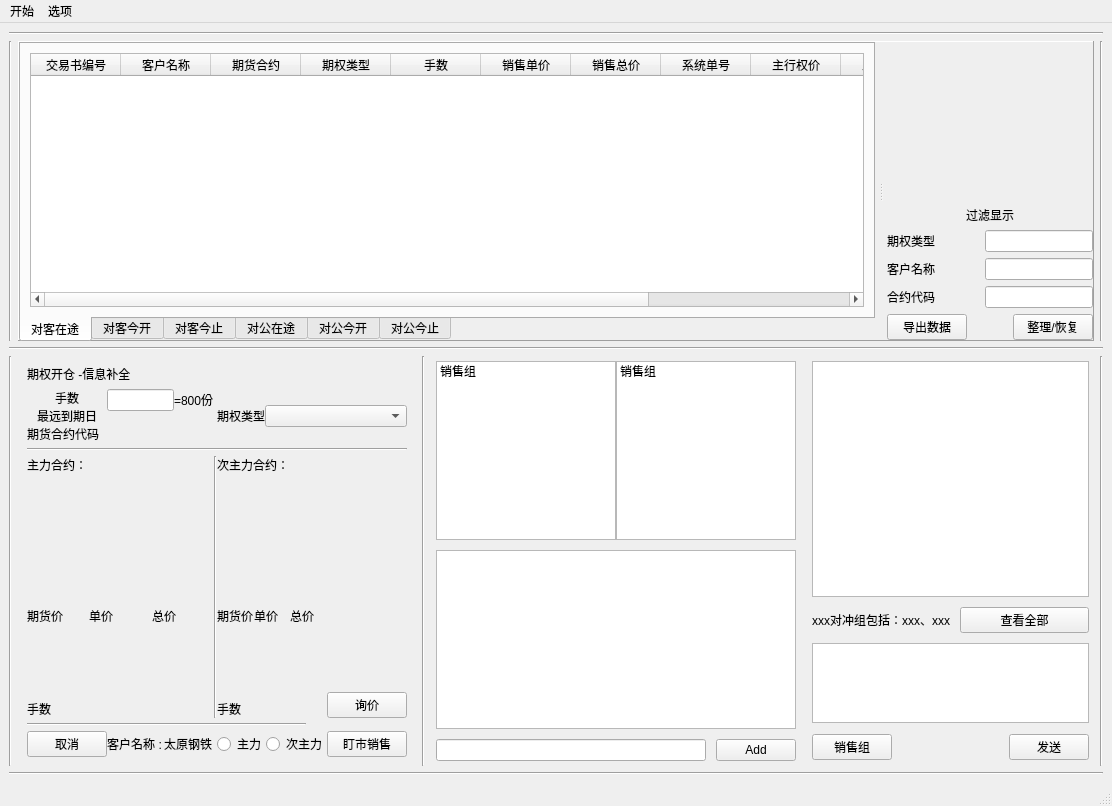
Qt form UI/mainWindow.ui (413180794/OptionDeal) before a commit.
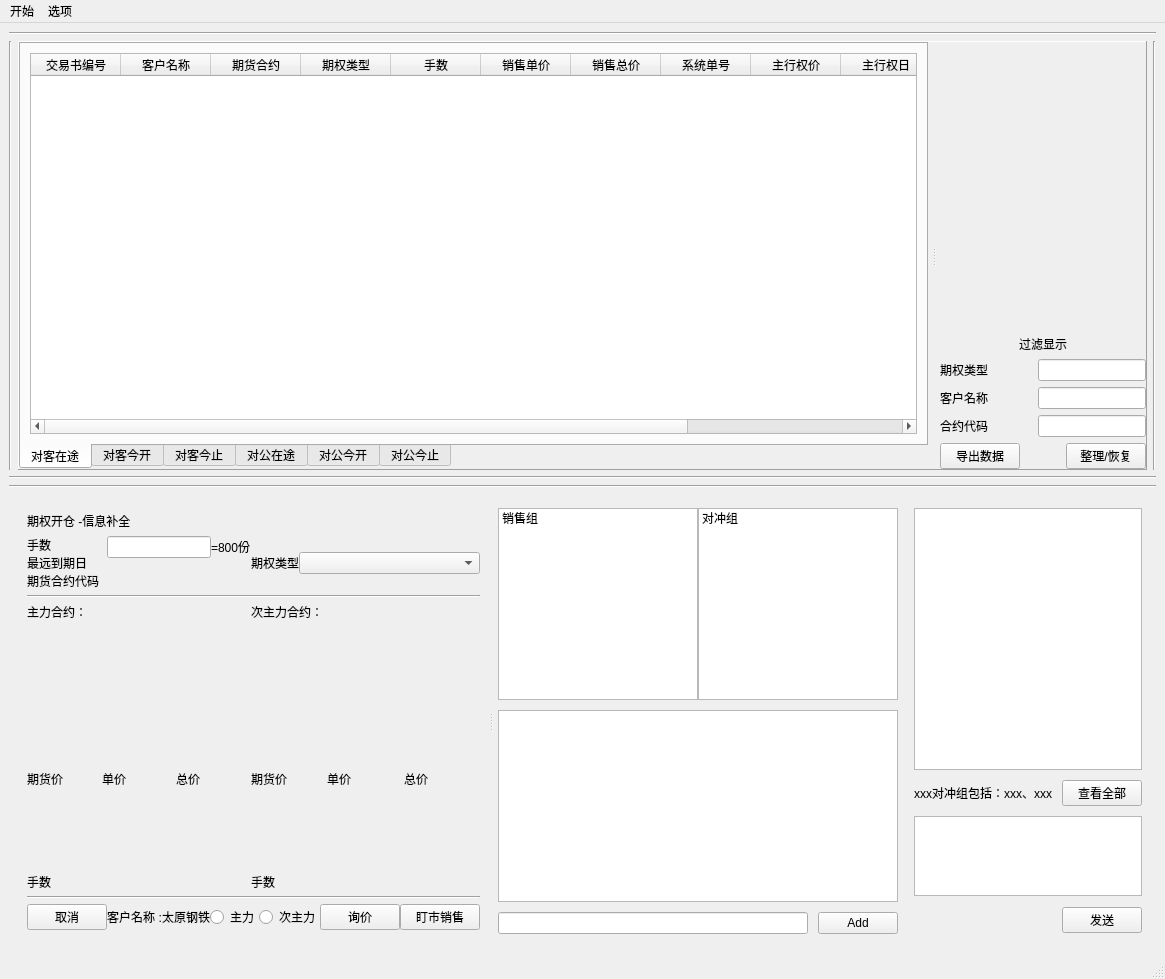
The same form after that commit.

What changed in the file:
```diff
--- a/UI/mainWindow.ui
+++ b/UI/mainWindow.ui
@@ -7,8 +7,8 @@
    <rect>
     <x>0</x>
     <y>0</y>
-    <width>1112</width>
-    <height>806</height>
+    <width>1165</width>
+    <height>979</height>
    </rect>
   </property>
   <property name="windowTitle">
@@ -753,15 +753,20 @@
      </widget>
     </item>
     <item>
-     <layout class="QHBoxLayout" name="horizontalLayout_12">
-      <item>
-       <widget class="Line" name="line_11">
+     <widget class="Line" name="line_12">
         <property name="orientation">
-         <enum>Qt::Vertical</enum>
+       <enum>Qt::Horizontal</enum>
         </property>
        </widget>
       </item>
       <item>
+     <widget class="QWidget" name="widget" native="true">
+      <layout class="QHBoxLayout" name="horizontalLayout_4">
+       <item>
+        <widget class="QSplitter" name="splitter_2">
+         <property name="orientation">
+          <enum>Qt::Horizontal</enum>
+         </property>
        <widget class="QStackedWidget" name="stackedWidget">
         <property name="sizePolicy">
          <sizepolicy hsizetype="Expanding" vsizetype="Expanding">
@@ -1270,7 +1275,7 @@
              </widget>
             </item>
             <item row="4" column="0" colspan="6">
-             <layout class="QVBoxLayout" name="verticalLayout_21">
+               <layout class="QVBoxLayout" name="verticalLayout_22">
               <property name="spacing">
                <number>0</number>
               </property>
@@ -1348,12 +1353,12 @@
              <number>5</number>
             </property>
             <item row="0" column="0">
-             <layout class="QVBoxLayout" name="verticalLayout_22">
+               <layout class="QVBoxLayout" name="verticalLayout_24">
               <property name="spacing">
                <number>0</number>
               </property>
               <item>
-               <widget class="QLabel" name="label_48">
+                 <widget class="QLabel" name="label_49">
                 <property name="font">
                  <font>
                   <weight>50</weight>
@@ -1574,7 +1579,7 @@
              </layout>
             </item>
             <item row="2" column="2" colspan="2">
-             <layout class="QVBoxLayout" name="verticalLayout_24">
+               <layout class="QVBoxLayout" name="verticalLayout_26">
               <property name="spacing">
                <number>0</number>
               </property>
@@ -1607,7 +1612,7 @@
              </layout>
             </item>
             <item row="5" column="0" colspan="3">
-             <layout class="QVBoxLayout" name="verticalLayout_23">
+               <layout class="QVBoxLayout" name="verticalLayout_29">
               <property name="spacing">
                <number>0</number>
               </property>
@@ -1817,8 +1822,8 @@
          </layout>
         </widget>
         <widget class="QWidget" name="complement_infomation_page">
-         <layout class="QGridLayout" name="gridLayout_4">
-          <item row="0" column="0">
+           <layout class="QVBoxLayout" name="verticalLayout">
+            <item>
            <widget class="QLabel" name="label_9">
             <property name="sizePolicy">
              <sizepolicy hsizetype="Minimum" vsizetype="Fixed">
@@ -1831,7 +1836,7 @@
             </property>
            </widget>
           </item>
-          <item row="2" column="0">
+            <item>
            <layout class="QGridLayout" name="gridLayout_10">
             <property name="sizeConstraint">
              <enum>QLayout::SetDefaultConstraint</enum>
@@ -1842,20 +1847,131 @@
             <property name="verticalSpacing">
              <number>5</number>
             </property>
-            <item row="3" column="0" colspan="6">
-             <widget class="Line" name="line_3">
+              <item row="1" column="0" colspan="8">
+               <widget class="Line" name="line">
               <property name="orientation">
                <enum>Qt::Horizontal</enum>
               </property>
              </widget>
             </item>
-            <item row="2" column="3" colspan="4">
+              <item row="8" column="7">
+               <widget class="QPushButton" name="pushButton_11">
+                <property name="text">
+                 <string>盯市销售</string>
+                </property>
+               </widget>
+              </item>
+              <item row="8" column="0">
+               <widget class="QPushButton" name="cancel_pushButton_in_complement_infomation_page">
+                <property name="text">
+                 <string>取消</string>
+                </property>
+               </widget>
+              </item>
+              <item row="0" column="0">
+               <layout class="QVBoxLayout" name="verticalLayout_40">
+                <property name="spacing">
+                 <number>0</number>
+                </property>
+                <item>
+                 <widget class="QLabel" name="label_86">
+                  <property name="font">
+                   <font>
+                    <weight>50</weight>
+                    <bold>false</bold>
+                   </font>
+                  </property>
+                  <property name="styleSheet">
+                   <string notr="true"/>
+                  </property>
+                  <property name="text">
+                   <string>手数</string>
+                  </property>
+                  <property name="alignment">
+                   <set>Qt::AlignLeading|Qt::AlignLeft|Qt::AlignVCenter</set>
+                  </property>
+                 </widget>
+                </item>
+                <item>
+                 <widget class="QLabel" name="label_87">
+                  <property name="font">
+                   <font>
+                    <weight>50</weight>
+                    <bold>false</bold>
+                   </font>
+                  </property>
+                  <property name="text">
+                   <string>最远到期日</string>
+                  </property>
+                  <property name="alignment">
+                   <set>Qt::AlignLeading|Qt::AlignLeft|Qt::AlignVCenter</set>
+                  </property>
+                 </widget>
+                </item>
+                <item>
+                 <widget class="QLabel" name="label_4">
+                  <property name="text">
+                   <string>期货合约代码</string>
+                  </property>
+                 </widget>
+                </item>
+               </layout>
+              </item>
+              <item row="8" column="1">
+               <layout class="QHBoxLayout" name="horizontalLayout_7">
+                <item>
+                 <widget class="QLabel" name="customer_name_name_label">
+                  <property name="text">
+                   <string>客户名称 :</string>
+                  </property>
+                  <property name="alignment">
+                   <set>Qt::AlignCenter</set>
+                  </property>
+                 </widget>
+                </item>
+                <item>
+                 <widget class="QLabel" name="custemer_name_label">
+                  <property name="text">
+                   <string>太原钢铁</string>
+                  </property>
+                  <property name="alignment">
+                   <set>Qt::AlignCenter</set>
+                  </property>
+                 </widget>
+                </item>
+               </layout>
+              </item>
+              <item row="8" column="2" colspan="4">
+               <layout class="QHBoxLayout" name="horizontalLayout_3">
+                <item>
+                 <widget class="QRadioButton" name="radioButton_2">
+                  <property name="text">
+                   <string>主力</string>
+                  </property>
+                 </widget>
+                </item>
+                <item>
+                 <widget class="QRadioButton" name="radioButton">
+                  <property name="text">
+                   <string>次主力</string>
+                  </property>
+                 </widget>
+                </item>
+               </layout>
+              </item>
+              <item row="2" column="4" colspan="4">
              <layout class="QVBoxLayout" name="verticalLayout_49">
               <property name="spacing">
                <number>0</number>
               </property>
               <item>
                <layout class="QFormLayout" name="second_contract_formLayout">
+                  <property name="horizontalSpacing">
+                   <number>0</number>
+                  </property>
+                  <property name="verticalSpacing">
+                   <number>0</number>
+                  </property>
                 <item row="0" column="0">
                  <widget class="QLabel" name="second_contract_code_name_label">
                   <property name="text">
@@ -1877,6 +1993,9 @@
               </item>
               <item>
                <layout class="QGridLayout" name="gridLayout_11">
+                  <property name="spacing">
+                   <number>0</number>
+                  </property>
                 <item row="0" column="0">
                  <widget class="QLabel" name="second_futures_price_name_label">
                   <property name="text">
@@ -1967,77 +2086,7 @@
               </item>
              </layout>
             </item>
-            <item row="1" column="0" colspan="8">
-             <widget class="Line" name="line">
-              <property name="orientation">
-               <enum>Qt::Horizontal</enum>
-              </property>
-             </widget>
-            </item>
-            <item row="8" column="7">
-             <widget class="QPushButton" name="pushButton_11">
-              <property name="text">
-               <string>盯市销售</string>
-              </property>
-             </widget>
-            </item>
-            <item row="8" column="0">
-             <widget class="QPushButton" name="cancel_pushButton_in_complement_infomation_page">
-              <property name="text">
-               <string>取消</string>
-              </property>
-             </widget>
-            </item>
-            <item row="0" column="0">
-             <layout class="QVBoxLayout" name="verticalLayout_40">
-              <property name="spacing">
-               <number>0</number>
-              </property>
-              <item>
-               <widget class="QLabel" name="label_86">
-                <property name="font">
-                 <font>
-                  <weight>50</weight>
-                  <bold>false</bold>
-                 </font>
-                </property>
-                <property name="styleSheet">
-                 <string notr="true"/>
-                </property>
-                <property name="text">
-                 <string>手数</string>
-                </property>
-                <property name="alignment">
-                 <set>Qt::AlignCenter</set>
-                </property>
-               </widget>
-              </item>
-              <item>
-               <widget class="QLabel" name="label_87">
-                <property name="font">
-                 <font>
-                  <weight>50</weight>
-                  <bold>false</bold>
-                 </font>
-                </property>
-                <property name="text">
-                 <string>最远到期日</string>
-                </property>
-                <property name="alignment">
-                 <set>Qt::AlignCenter</set>
-                </property>
-               </widget>
-              </item>
-              <item>
-               <widget class="QLabel" name="label_4">
-                <property name="text">
-                 <string>期货合约代码</string>
-                </property>
-               </widget>
-              </item>
-             </layout>
-            </item>
-            <item row="0" column="1">
+              <item row="0" column="1" colspan="3">
              <layout class="QVBoxLayout" name="verticalLayout_42">
               <property name="spacing">
                <number>0</number>
@@ -2070,6 +2119,9 @@
                   <property name="text">
                    <string>=800份</string>
                   </property>
+                    <property name="wordWrap">
+                     <bool>false</bool>
+                    </property>
                  </widget>
                 </item>
                </layout>
@@ -2099,61 +2151,21 @@
               </item>
              </layout>
             </item>
-            <item row="2" column="2">
-             <widget class="Line" name="line_2">
+              <item row="3" column="0" colspan="8">
+               <widget class="Line" name="line_3">
               <property name="orientation">
-               <enum>Qt::Vertical</enum>
+                 <enum>Qt::Horizontal</enum>
               </property>
              </widget>
             </item>
-            <item row="8" column="1">
-             <layout class="QHBoxLayout" name="horizontalLayout_7">
-              <item>
-               <widget class="QLabel" name="customer_name_name_label">
+              <item row="8" column="6">
+               <widget class="QPushButton" name="test_pushButton">
                 <property name="text">
-                 <string>客户名称 :</string>
+                 <string>询价</string>
                 </property>
-                <property name="alignment">
-                 <set>Qt::AlignCenter</set>
-                </property>
                </widget>
               </item>
-              <item>
-               <widget class="QLabel" name="custemer_name_label">
-                <property name="text">
-                 <string>太原钢铁</string>
-                </property>
-                <property name="alignment">
-                 <set>Qt::AlignCenter</set>
-                </property>
-               </widget>
-              </item>
-             </layout>
-            </item>
-            <item row="0" column="3">
-             <layout class="QVBoxLayout" name="label_name_widget_verticalLayout">
-              <property name="spacing">
-               <number>0</number>
-              </property>
-              <item>
-               <widget class="QLabel" name="label_88">
-                <property name="font">
-                 <font>
-                  <weight>50</weight>
-                  <bold>false</bold>
-                 </font>
-                </property>
-                <property name="text">
-                 <string>期权类型</string>
-                </property>
-                <property name="alignment">
-                 <set>Qt::AlignCenter</set>
-                </property>
-               </widget>
-              </item>
-             </layout>
-            </item>
-            <item row="0" column="4" colspan="4">
+              <item row="0" column="5" colspan="3">
              <layout class="QVBoxLayout" name="dateEdit_widget_verticalLayout">
               <property name="spacing">
                <number>0</number>
@@ -2163,13 +2175,42 @@
               </item>
              </layout>
             </item>
-            <item row="2" column="0" colspan="2">
+              <item row="0" column="4">
+               <layout class="QVBoxLayout" name="label_name_widget_verticalLayout">
+                <property name="spacing">
+                 <number>0</number>
+                </property>
+                <item>
+                 <widget class="QLabel" name="label_88">
+                  <property name="font">
+                   <font>
+                    <weight>50</weight>
+                    <bold>false</bold>
+                   </font>
+                  </property>
+                  <property name="text">
+                   <string>期权类型</string>
+                  </property>
+                  <property name="alignment">
+                   <set>Qt::AlignLeading|Qt::AlignLeft|Qt::AlignVCenter</set>
+                  </property>
+                 </widget>
+                </item>
+               </layout>
+              </item>
+              <item row="2" column="0" colspan="4">
              <layout class="QVBoxLayout" name="verticalLayout_48">
               <property name="spacing">
                <number>0</number>
               </property>
               <item>
                <layout class="QFormLayout" name="main_contract_formLayout">
+                  <property name="horizontalSpacing">
+                   <number>0</number>
+                  </property>
+                  <property name="verticalSpacing">
+                   <number>0</number>
+                  </property>
                 <item row="0" column="0">
                  <widget class="QLabel" name="main_contract_code_name_label">
                   <property name="text">
@@ -2180,7 +2221,7 @@
                 <item row="0" column="1">
                  <widget class="QLabel" name="main_contract_code_label">
                   <property name="sizePolicy">
-                   <sizepolicy hsizetype="Expanding" vsizetype="Preferred">
+                     <sizepolicy hsizetype="Preferred" vsizetype="Preferred">
                     <horstretch>0</horstretch>
                     <verstretch>0</verstretch>
                    </sizepolicy>
@@ -2197,6 +2238,9 @@
               </item>
               <item>
                <layout class="QGridLayout" name="gridLayout_5">
+                  <property name="spacing">
+                   <number>0</number>
+                  </property>
                 <item row="0" column="2">
                  <widget class="QLabel" name="main_total_price_name_label">
                   <property name="text">
@@ -2287,48 +2331,6 @@
               </item>
              </layout>
             </item>
-            <item row="2" column="7">
-             <layout class="QVBoxLayout" name="verticalLayout_17">
-              <item>
-               <spacer name="verticalSpacer_4">
-                <property name="orientation">
-                 <enum>Qt::Vertical</enum>
-                </property>
-                <property name="sizeHint" stdset="0">
-                 <size>
-                  <width>20</width>
-                  <height>40</height>
-                 </size>
-                </property>
-               </spacer>
-              </item>
-              <item>
-               <widget class="QPushButton" name="test_pushButton">
-                <property name="text">
-                 <string>询价</string>
-                </property>
-               </widget>
-              </item>
-             </layout>
-            </item>
-            <item row="8" column="3" colspan="4">
-             <layout class="QHBoxLayout" name="horizontalLayout_2">
-              <item>
-               <widget class="QRadioButton" name="radioButton_2">
-                <property name="text">
-                 <string>主力</string>
-                </property>
-               </widget>
-              </item>
-              <item>
-               <widget class="QRadioButton" name="radioButton">
-                <property name="text">
-                 <string>次主力</string>
-                </property>
-               </widget>
-              </item>
-             </layout>
-            </item>
            </layout>
           </item>
          </layout>
@@ -2552,7 +2554,7 @@
                  <widget class="QLineEdit" name="lineEdit_9"/>
                 </item>
                 <item row="2" column="1">
-                 <widget class="QLineEdit" name="lineEdit_10"/>
+                   <widget class="QLineEdit" name="lineEdit_12"/>
                 </item>
                </layout>
               </item>
@@ -3108,7 +3110,7 @@
              </layout>
             </item>
             <item row="1" column="0" colspan="2">
-             <layout class="QVBoxLayout" name="verticalLayout_59">
+               <layout class="QVBoxLayout" name="verticalLayout_60">
               <property name="spacing">
                <number>0</number>
               </property>
@@ -3141,7 +3143,7 @@
              </layout>
             </item>
             <item row="0" column="6">
-             <layout class="QVBoxLayout" name="verticalLayout_60">
+               <layout class="QVBoxLayout" name="verticalLayout_62">
               <property name="spacing">
                <number>0</number>
               </property>
@@ -3230,7 +3232,7 @@
              <number>5</number>
             </property>
             <item row="0" column="0">
-             <layout class="QVBoxLayout" name="verticalLayout_26">
+               <layout class="QVBoxLayout" name="verticalLayout_32">
               <property name="spacing">
                <number>0</number>
               </property>
@@ -3272,7 +3274,7 @@
              </layout>
             </item>
             <item row="0" column="2">
-             <layout class="QVBoxLayout" name="verticalLayout_29">
+               <layout class="QVBoxLayout" name="verticalLayout_33">
               <property name="spacing">
                <number>0</number>
               </property>
@@ -3311,7 +3313,7 @@
              </layout>
             </item>
             <item row="0" column="1">
-             <layout class="QVBoxLayout" name="verticalLayout_32">
+               <layout class="QVBoxLayout" name="verticalLayout_35">
               <property name="spacing">
                <number>0</number>
               </property>
@@ -3364,7 +3366,7 @@
              </widget>
             </item>
             <item row="0" column="3" colspan="2">
-             <layout class="QVBoxLayout" name="verticalLayout_33">
+               <layout class="QVBoxLayout" name="verticalLayout_36">
               <property name="spacing">
                <number>0</number>
               </property>
@@ -3397,7 +3399,7 @@
              </layout>
             </item>
             <item row="1" column="2" colspan="2">
-             <layout class="QVBoxLayout" name="verticalLayout_35">
+               <layout class="QVBoxLayout" name="verticalLayout_37">
               <property name="spacing">
                <number>0</number>
               </property>
@@ -3430,7 +3432,7 @@
              </layout>
             </item>
             <item row="2" column="0" colspan="2">
-             <layout class="QVBoxLayout" name="verticalLayout_36">
+               <layout class="QVBoxLayout" name="verticalLayout_38">
               <property name="spacing">
                <number>0</number>
               </property>
@@ -3463,7 +3465,7 @@
              </layout>
             </item>
             <item row="2" column="2" colspan="2">
-             <layout class="QVBoxLayout" name="verticalLayout_37">
+               <layout class="QVBoxLayout" name="verticalLayout_39">
               <property name="spacing">
                <number>0</number>
               </property>
@@ -3496,7 +3498,7 @@
              </layout>
             </item>
             <item row="5" column="0" colspan="3">
-             <layout class="QVBoxLayout" name="verticalLayout_38">
+               <layout class="QVBoxLayout" name="verticalLayout_41">
               <property name="spacing">
                <number>0</number>
               </property>
@@ -3529,7 +3531,7 @@
              </layout>
             </item>
             <item row="1" column="0" colspan="2">
-             <layout class="QVBoxLayout" name="verticalLayout_39">
+               <layout class="QVBoxLayout" name="verticalLayout_43">
               <property name="spacing">
                <number>0</number>
               </property>
@@ -3584,18 +3586,10 @@
          </layout>
         </widget>
        </widget>
-      </item>
+         <widget class="QWidget" name="horizontalLayoutWidget">
+          <layout class="QHBoxLayout" name="horizontalLayout_2">
       <item>
-       <widget class="Line" name="line_9">
-        <property name="orientation">
-         <enum>Qt::Vertical</enum>
-        </property>
-       </widget>
-      </item>
-      <item>
-       <layout class="QGridLayout" name="gridLayout_18">
-        <item row="0" column="0">
-         <layout class="QVBoxLayout" name="verticalLayout_20">
+            <layout class="QVBoxLayout" name="verticalLayout_21">
           <property name="spacing">
            <number>10</number>
           </property>
@@ -3612,12 +3606,12 @@
            <number>5</number>
           </property>
           <item>
-           <layout class="QHBoxLayout" name="horizontalLayout_20">
+              <layout class="QHBoxLayout" name="horizontalLayout_21">
             <property name="spacing">
              <number>0</number>
             </property>
             <item>
-             <widget class="QListWidget" name="listWidget_4">
+                <widget class="QListWidget" name="transaction_listWidget">
               <property name="sizePolicy">
                <sizepolicy hsizetype="Expanding" vsizetype="Expanding">
                 <horstretch>0</horstretch>
@@ -3638,7 +3632,7 @@
              </widget>
             </item>
             <item>
-             <widget class="QListWidget" name="listWidget_5">
+                <widget class="QListWidget" name="hedge_listWidget">
               <property name="sizePolicy">
                <sizepolicy hsizetype="Expanding" vsizetype="Expanding">
                 <horstretch>0</horstretch>
@@ -3653,7 +3647,7 @@
               </property>
               <item>
                <property name="text">
-                <string>销售组</string>
+                   <string>对冲组</string>
                </property>
               </item>
              </widget>
@@ -3661,17 +3655,17 @@
            </layout>
           </item>
           <item>
-           <layout class="QVBoxLayout" name="verticalLayout_58">
+              <layout class="QVBoxLayout" name="verticalLayout_59">
             <item>
-             <widget class="QListWidget" name="listWidget_2"/>
+                <widget class="QListWidget" name="listWidget_3"/>
             </item>
             <item>
-             <layout class="QHBoxLayout" name="horizontalLayout_15">
+                <layout class="QHBoxLayout" name="horizontalLayout_17">
               <item>
-               <widget class="QLineEdit" name="lineEdit_7"/>
+                  <widget class="QLineEdit" name="lineEdit_8"/>
               </item>
               <item>
-               <widget class="QPushButton" name="btn_add">
+                  <widget class="QPushButton" name="btn_add_2">
                 <property name="text">
                  <string>Add</string>
                 </property>
@@ -3683,8 +3677,11 @@
           </item>
          </layout>
         </item>
-        <item row="0" column="1">
-         <layout class="QGridLayout" name="gridLayout_19">
+           <item>
+            <layout class="QVBoxLayout" name="verticalLayout_17">
+             <property name="spacing">
+              <number>10</number>
+             </property>
           <property name="leftMargin">
            <number>5</number>
           </property>
@@ -3697,20 +3694,33 @@
           <property name="bottomMargin">
            <number>5</number>
           </property>
-          <property name="spacing">
-           <number>10</number>
-          </property>
-          <item row="1" column="0">
-           <layout class="QHBoxLayout" name="horizontalLayout_22">
+             <item>
+              <widget class="QTextBrowser" name="textBrowser_2">
+               <property name="sizePolicy">
+                <sizepolicy hsizetype="Expanding" vsizetype="Expanding">
+                 <horstretch>0</horstretch>
+                 <verstretch>0</verstretch>
+                </sizepolicy>
+               </property>
+               <property name="minimumSize">
+                <size>
+                 <width>0</width>
+                 <height>0</height>
+                </size>
+               </property>
+              </widget>
+             </item>
             <item>
-             <widget class="QLabel" name="label_47">
+              <layout class="QHBoxLayout" name="horizontalLayout_23">
+               <item>
+                <widget class="QLabel" name="label_48">
               <property name="text">
                <string>xxx对冲组包括：xxx、xxx</string>
               </property>
              </widget>
             </item>
             <item>
-             <widget class="QPushButton" name="pushButton_21">
+                <widget class="QPushButton" name="pushButton_22">
               <property name="sizePolicy">
                <sizepolicy hsizetype="Expanding" vsizetype="Fixed">
                 <horstretch>0</horstretch>
@@ -3724,8 +3734,8 @@
             </item>
            </layout>
           </item>
-          <item row="2" column="0">
-           <widget class="QTextEdit" name="textEdit">
+             <item>
+              <widget class="QTextEdit" name="textEdit_2">
             <property name="maximumSize">
              <size>
               <width>16777215</width>
@@ -3734,33 +3744,10 @@
             </property>
            </widget>
           </item>
-          <item row="0" column="0">
-           <widget class="QTextBrowser" name="textBrowser">
-            <property name="sizePolicy">
-             <sizepolicy hsizetype="Expanding" vsizetype="Expanding">
-              <horstretch>0</horstretch>
-              <verstretch>0</verstretch>
-             </sizepolicy>
-            </property>
-            <property name="minimumSize">
-             <size>
-              <width>0</width>
-              <height>0</height>
-             </size>
-            </property>
-           </widget>
-          </item>
-          <item row="3" column="0">
-           <layout class="QHBoxLayout" name="horizontalLayout_19">
             <item>
-             <widget class="QPushButton" name="pushButton_20">
-              <property name="text">
-               <string>销售组</string>
-              </property>
-             </widget>
-            </item>
+              <layout class="QHBoxLayout" name="horizontalLayout_24">
             <item>
-             <spacer name="horizontalSpacer_6">
+                <spacer name="horizontalSpacer_7">
               <property name="orientation">
                <enum>Qt::Horizontal</enum>
               </property>
@@ -3773,7 +3760,7 @@
              </spacer>
             </item>
             <item>
-             <widget class="QPushButton" name="btn_send">
+                <widget class="QPushButton" name="btn_send_2">
               <property name="text">
                <string>发送</string>
               </property>
@@ -3784,21 +3771,10 @@
          </layout>
         </item>
        </layout>
-      </item>
-      <item>
-       <widget class="Line" name="line_13">
-        <property name="orientation">
-         <enum>Qt::Vertical</enum>
-        </property>
+         </widget>
        </widget>
       </item>
      </layout>
-    </item>
-    <item>
-     <widget class="Line" name="line_12">
-      <property name="orientation">
-       <enum>Qt::Horizontal</enum>
-      </property>
      </widget>
     </item>
    </layout>
@@ -3808,7 +3784,7 @@
     <rect>
      <x>0</x>
      <y>0</y>
-     <width>1112</width>
+     <width>1165</width>
      <height>32</height>
     </rect>
    </property>
```
Lines whose indentation alone changed are shown as unchanged.
